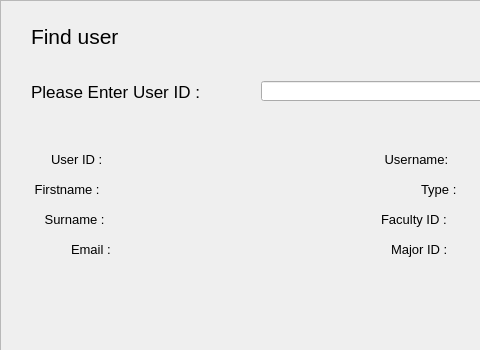
Before: the Qt Designer form resources/UI/FindUsers.ui in Poom1997/gman, drawn with Qt 5; both pictures show x 0 to 480 and y 0 to 350 of the 740 by 350 pixel window.
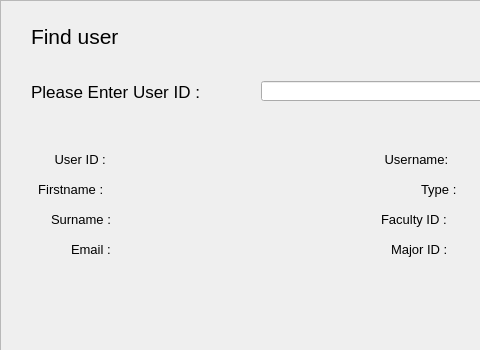
After: the same form once the commit is applied.

Diff of the .ui file:
```diff
--- a/resources/UI/FindUsers.ui
+++ b/resources/UI/FindUsers.ui
@@ -150,7 +150,7 @@
       </font>
      </property>
      <property name="text">
-      <string>User ID :</string>
+      <string> User ID :</string>
      </property>
     </widget>
     <widget class="QLabel" name="label_4">
@@ -158,7 +158,7 @@
       <rect>
        <x>30</x>
        <y>180</y>
-       <width>91</width>
+       <width>101</width>
        <height>16</height>
       </rect>
      </property>
@@ -168,15 +168,15 @@
       </font>
      </property>
      <property name="text">
-      <string> Firstname :</string>
+      <string>  Firstname :</string>
      </property>
     </widget>
     <widget class="QLabel" name="label_5">
      <property name="geometry">
       <rect>
-       <x>40</x>
+       <x>50</x>
        <y>210</y>
-       <width>81</width>
+       <width>91</width>
        <height>16</height>
       </rect>
      </property>
@@ -186,7 +186,7 @@
       </font>
      </property>
      <property name="text">
-      <string> Surname :</string>
+      <string>Surname :</string>
      </property>
     </widget>
     <widget class="QLabel" name="label_7">
```
